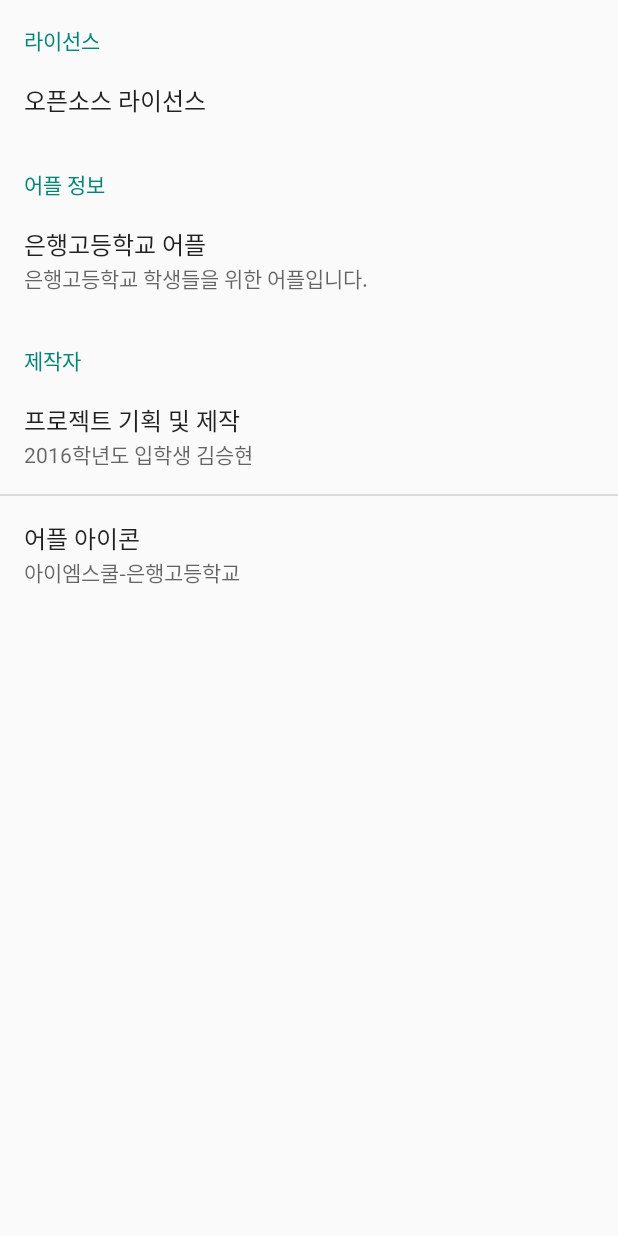
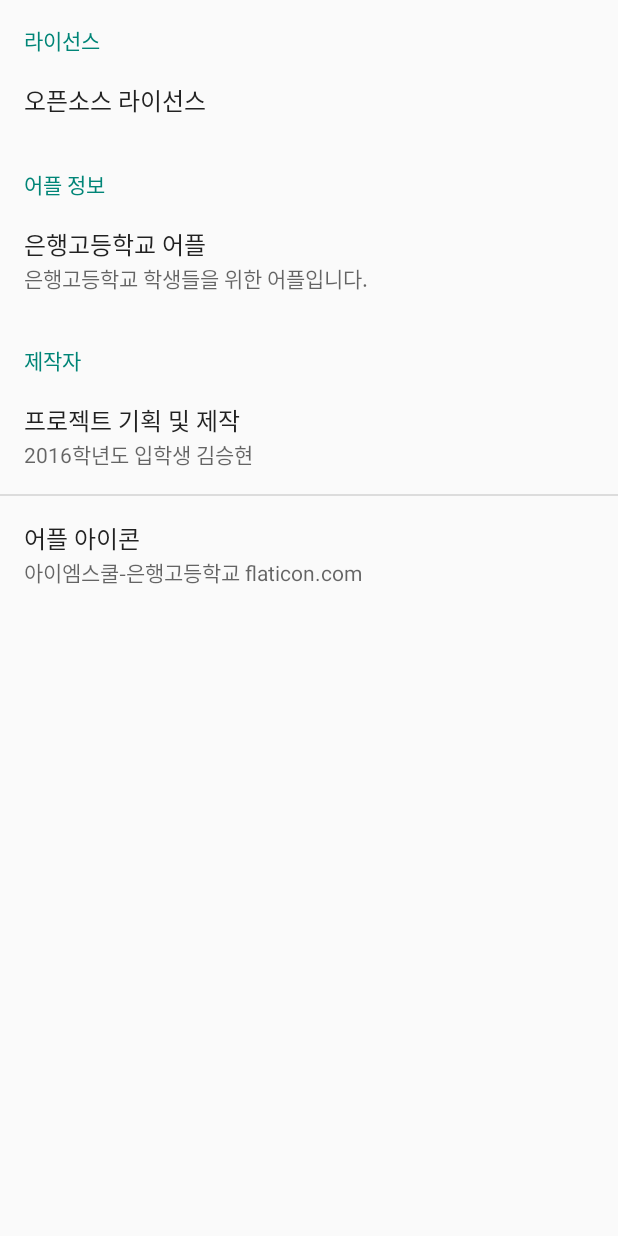
Before and after one commit to Looksh/ehHS, an Android app: the SettingActivity screen opened directly, with no data from a screen before it, on a phone screen of 412 x 824 dp. Run offline under Robolectric (Android 15) with nearby library versions, the phone set to English and light mode, and no system bars.

Commit message:
앱 아이콘의 출처를 밝힘

```diff
--- a/app/src/main/res/xml/preference.xml
+++ b/app/src/main/res/xml/preference.xml
@@ -35,7 +35,8 @@
                 android:defaultValue="true"/>
             <Preference
                 android:title="어플 아이콘"
-                android:summary="아이엠스쿨-은행고등학교"
+                android:summary="아이엠스쿨-은행고등학교
+flaticon.com"
                 android:defaultValue="true"/>
         </PreferenceCategory>
 
```
